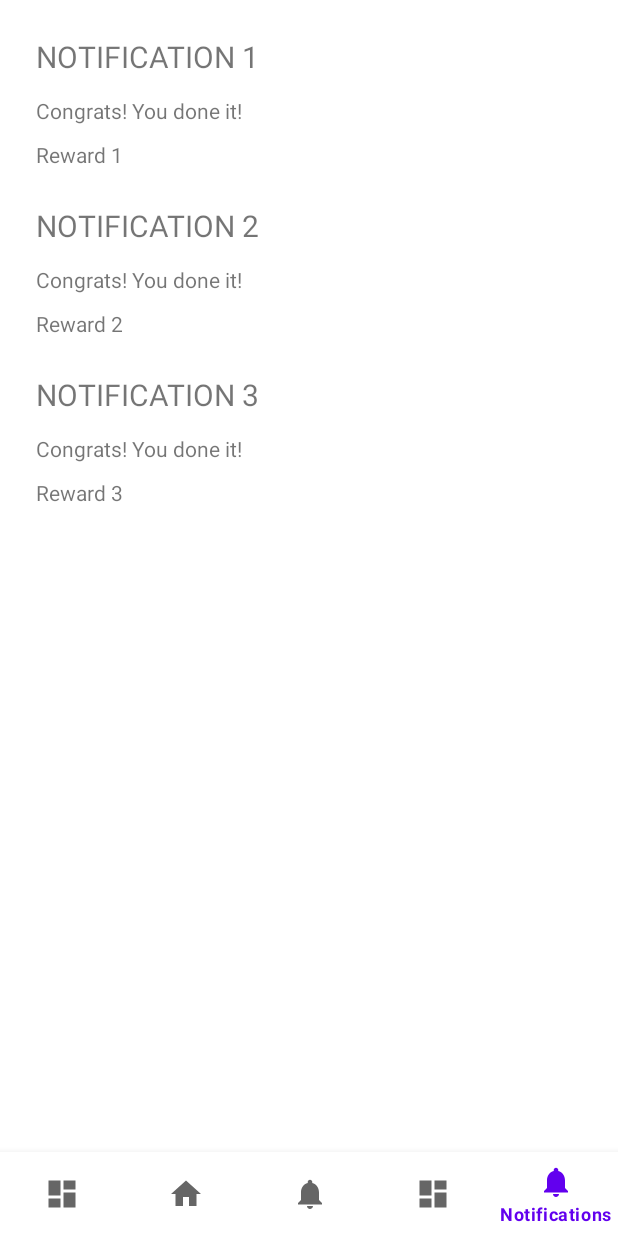
After one commit to Vaaragh/ma-2023-game, an Android app: the NotificationFragment screen opened through its navigation route, on a phone screen of 412 x 824 dp. The commit adds this screen. Run offline under Robolectric (Android 15) with nearby library versions, the phone set to English and light mode, and no system bars; our stand-ins replace navigation-ui.

Commit message:
feat: add notification fragment and navigation, some minor formating changes

```diff
--- a/app/src/main/java/game/slagalica/UserHomeActivity.java
+++ b/app/src/main/java/game/slagalica/UserHomeActivity.java
@@ -32,7 +32,9 @@ public class UserHomeActivity extends AppCompatActivity {
         BottomNavigationView navView = findViewById(R.id.nav_view);
 
         AppBarConfiguration appBarConfig = new AppBarConfiguration.Builder(
-                R.id.navigation_home, R.id.navigation_ranks, R.id.navigation_profile, R.id.navigation_friends).build();
+                R.id.navigation_home, R.id.navigation_ranks,
+                R.id.navigation_profile, R.id.navigation_friends,
+                R.id.navigation_notification).build();
 
         NavController navController = Navigation.findNavController(this, R.id.nav_host_fragment_user_home);
         NavigationUI.setupActionBarWithNavController(this, navController, appBarConfig);
--- /dev/null
+++ b/app/src/main/java/game/slagalica/userFragments/NotificationFragment.java
@@ -0,0 +1,23 @@
+package game.slagalica.userFragments;
+
+import android.os.Bundle;
+
+import androidx.fragment.app.Fragment;
+
+import android.view.LayoutInflater;
+import android.view.View;
+import android.view.ViewGroup;
+
+import game.slagalica.R;
+
+public class NotificationFragment extends Fragment {
+
+
+
+    @Override
+    public View onCreateView(LayoutInflater inflater, ViewGroup container, Bundle savedInstanceState) {
+        View rootView =inflater.inflate(R.layout.fragment_notification, container, false);
+
+        return rootView;
+    }
+}
--- a/app/src/main/res/layout/activity_game.xml
+++ b/app/src/main/res/layout/activity_game.xml
@@ -34,7 +34,7 @@
         android:layout_marginBottom="10dp"
         android:layout_width="@dimen/temp_nav_w"
         android:layout_height="@dimen/temp_nav"
-        android:text="next"
+        android:text="+"
         app:layout_constraintBottom_toBottomOf="parent"
         app:layout_constraintHorizontal_bias="0.5"
         app:layout_constraintStart_toStartOf="parent"
--- a/app/src/main/res/layout/fragment_conect.xml
+++ b/app/src/main/res/layout/fragment_conect.xml
@@ -14,7 +14,8 @@
         android:layout_height="@dimen/text_button_height"
         android:layout_marginTop="100dp"
         android:text="Term 1"
-        android:background="#CDB7EC"
+        android:background="@color/reveal"
+        android:textColor="@color/spoiler"
         android:gravity="center"
         app:layout_constraintEnd_toStartOf="@+id/answer_1"
         app:layout_constraintHorizontal_bias="0.5"
@@ -26,6 +27,8 @@
         android:layout_width="@dimen/text_button_width"
         android:layout_height="@dimen/text_button_height"
         android:text="Answer 1"
+        android:textColor="@color/spoiler"
+        android:backgroundTint="@color/reveal"
         app:layout_constraintEnd_toEndOf="parent"
         app:layout_constraintHorizontal_bias="0.5"
         app:layout_constraintStart_toEndOf="@+id/term_1"
@@ -37,7 +40,8 @@
         android:layout_height="@dimen/text_button_height"
         android:layout_marginTop="@dimen/tight_margin_btn"
         android:text="Term 2"
-        android:background="#CDB7EC"
+        android:background="@color/reveal"
+        android:textColor="@color/spoiler"
         android:gravity="center"
         app:layout_constraintEnd_toStartOf="@+id/answer_2"
         app:layout_constraintHorizontal_bias="0.5"
@@ -49,6 +53,8 @@
         android:layout_width="@dimen/text_button_width"
         android:layout_height="@dimen/text_button_height"
         android:text="Answer 2"
+        android:textColor="@color/spoiler"
+        android:backgroundTint="@color/reveal"
         app:layout_constraintEnd_toEndOf="parent"
         app:layout_constraintHorizontal_bias="0.5"
         app:layout_constraintStart_toEndOf="@+id/term_2"
@@ -60,7 +66,8 @@
         android:layout_height="@dimen/text_button_height"
         android:layout_marginTop="@dimen/tight_margin_btn"
         android:text="Term 3"
-        android:background="#CDB7EC"
+        android:background="@color/reveal"
+        android:textColor="@color/spoiler"
         android:gravity="center"
         app:layout_constraintEnd_toStartOf="@+id/answer_3"
         app:layout_constraintHorizontal_bias="0.5"
@@ -72,6 +79,8 @@
         android:layout_width="@dimen/text_button_width"
         android:layout_height="@dimen/text_button_height"
         android:text="Answer 3"
+        android:textColor="@color/spoiler"
+        android:backgroundTint="@color/reveal"
         app:layout_constraintEnd_toEndOf="parent"
         app:layout_constraintHorizontal_bias="0.5"
         app:layout_constraintStart_toEndOf="@+id/term_3"
@@ -83,7 +92,8 @@
         android:layout_height="@dimen/text_button_height"
         android:layout_marginTop="@dimen/tight_margin_btn"
         android:text="Term 4"
-        android:background="#CDB7EC"
+        android:background="@color/reveal"
+        android:textColor="@color/spoiler"
         android:gravity="center"
         app:layout_constraintEnd_toStartOf="@+id/answer_4"
         app:layout_constraintHorizontal_bias="0.5"
@@ -95,6 +105,8 @@
         android:layout_width="@dimen/text_button_width"
         android:layout_height="@dimen/text_button_height"
         android:text="Answer 4"
+        android:textColor="@color/spoiler"
+        android:backgroundTint="@color/reveal"
         app:layout_constraintEnd_toEndOf="parent"
         app:layout_constraintHorizontal_bias="0.5"
         app:layout_constraintStart_toEndOf="@+id/term_4"
@@ -106,7 +118,8 @@
         android:layout_height="@dimen/text_button_height"
         android:layout_marginTop="@dimen/tight_margin_btn"
         android:text="Term 5"
-        android:background="#CDB7EC"
+        android:background="@color/reveal"
+        android:textColor="@color/spoiler"
         android:gravity="center"
         app:layout_constraintEnd_toStartOf="@+id/answer_5"
         app:layout_constraintHorizontal_bias="0.5"
@@ -118,6 +131,8 @@
         android:layout_width="@dimen/text_button_width"
         android:layout_height="@dimen/text_button_height"
         android:text="Answer 5"
+        android:textColor="@color/spoiler"
+        android:backgroundTint="@color/reveal"
         app:layout_constraintEnd_toEndOf="parent"
         app:layout_constraintHorizontal_bias="0.5"
         app:layout_constraintStart_toEndOf="@+id/term_5"
--- /dev/null
+++ b/app/src/main/res/layout/fragment_notification.xml
@@ -0,0 +1,95 @@
+<?xml version="1.0" encoding="utf-8"?>
+<androidx.constraintlayout.widget.ConstraintLayout xmlns:android="http://schemas.android.com/apk/res/android"
+    xmlns:app="http://schemas.android.com/apk/res-auto"
+    xmlns:tools="http://schemas.android.com/tools"
+    android:id="@+id/frameLayout2"
+    android:layout_width="match_parent"
+    android:layout_height="match_parent"
+    tools:context=".userFragments.NotificationFragment" >
+
+    <TextView
+        android:id="@+id/title_1"
+        android:layout_width="@dimen/notif_w"
+        android:layout_height="@dimen/notif_h"
+        android:layout_marginStart="24dp"
+        android:layout_marginTop="24dp"
+        android:textSize="@dimen/notif_text"
+        android:text="NOTIFICATION 1"
+        app:layout_constraintStart_toStartOf="parent"
+        app:layout_constraintTop_toTopOf="parent" />
+
+    <TextView
+        android:id="@+id/message_1"
+        android:layout_width="wrap_content"
+        android:layout_height="wrap_content"
+        android:layout_marginTop="@dimen/notif_margin"
+        android:text="Congrats! You done it!"
+        app:layout_constraintStart_toStartOf="@+id/title_1"
+        app:layout_constraintTop_toBottomOf="@+id/title_1" />
+
+    <TextView
+        android:id="@+id/reward_1"
+        android:layout_width="wrap_content"
+        android:layout_height="wrap_content"
+        android:layout_marginTop="@dimen/notif_margin"
+        android:text="Reward 1"
+        app:layout_constraintStart_toStartOf="@+id/message_1"
+        app:layout_constraintTop_toBottomOf="@+id/message_1" />
+
+    <TextView
+        android:id="@+id/title_2"
+        android:layout_width="@dimen/notif_w"
+        android:layout_height="@dimen/notif_h"
+        android:layout_marginTop="24dp"
+        android:textSize="@dimen/notif_text"
+        android:text="NOTIFICATION 2"
+        app:layout_constraintStart_toStartOf="@+id/title_1"
+        app:layout_constraintTop_toBottomOf="@+id/reward_1" />
+
+    <TextView
+        android:id="@+id/message_2"
+        android:layout_width="wrap_content"
+        android:layout_height="wrap_content"
+        android:layout_marginTop="@dimen/notif_margin"
+        android:text="Congrats! You done it!"
+        app:layout_constraintStart_toStartOf="@+id/title_2"
+        app:layout_constraintTop_toBottomOf="@+id/title_2" />
+
+    <TextView
+        android:id="@+id/reward_2"
+        android:layout_width="wrap_content"
+        android:layout_height="wrap_content"
+        android:layout_marginTop="@dimen/notif_margin"
+        android:text="Reward 2"
+        app:layout_constraintStart_toStartOf="@+id/message_2"
+        app:layout_constraintTop_toBottomOf="@+id/message_2" />
+
+    <TextView
+        android:id="@+id/title_3"
+        android:layout_width="@dimen/notif_w"
+        android:layout_height="@dimen/notif_h"
+        android:layout_marginTop="24dp"
+        android:textSize="@dimen/notif_text"
+        android:text="NOTIFICATION 3"
+        app:layout_constraintStart_toStartOf="@+id/title_2"
+        app:layout_constraintTop_toBottomOf="@+id/reward_2" />
+
+    <TextView
+        android:id="@+id/message_3"
+        android:layout_width="wrap_content"
+        android:layout_height="wrap_content"
+        android:layout_marginTop="@dimen/notif_margin"
+        android:text="Congrats! You done it!"
+        app:layout_constraintStart_toStartOf="@+id/title_3"
+        app:layout_constraintTop_toBottomOf="@+id/title_3" />
+
+    <TextView
+        android:id="@+id/reward_3"
+        android:layout_width="wrap_content"
+        android:layout_height="wrap_content"
+        android:layout_marginTop="@dimen/notif_margin"
+        android:text="Reward 3"
+        app:layout_constraintStart_toStartOf="@+id/message_3"
+        app:layout_constraintTop_toBottomOf="@+id/message_3" />
+
+</androidx.constraintlayout.widget.ConstraintLayout>
--- a/app/src/main/res/layout/fragment_question.xml
+++ b/app/src/main/res/layout/fragment_question.xml
@@ -26,6 +26,8 @@
         android:layout_height="wrap_content"
         android:layout_marginTop="@dimen/header_margin"
         android:text="Answer 1"
+        android:textColor="@color/spoiler"
+        android:backgroundTint="@color/reveal"
         app:layout_constraintEnd_toEndOf="parent"
         app:layout_constraintHorizontal_bias="0.5"
         app:layout_constraintStart_toStartOf="parent"
@@ -37,6 +39,8 @@
         android:layout_height="wrap_content"
         android:layout_marginTop="@dimen/tight_margin_btn"
         android:text="Answer 1"
+        android:textColor="@color/spoiler"
+        android:backgroundTint="@color/reveal"
         app:layout_constraintEnd_toEndOf="parent"
         app:layout_constraintHorizontal_bias="0.5"
         app:layout_constraintStart_toStartOf="parent"
@@ -48,6 +52,8 @@
         android:layout_height="wrap_content"
         android:layout_marginTop="@dimen/tight_margin_btn"
         android:text="Answer 1"
+        android:textColor="@color/spoiler"
+        android:backgroundTint="@color/reveal"
         app:layout_constraintEnd_toEndOf="parent"
         app:layout_constraintHorizontal_bias="0.5"
         app:layout_constraintStart_toStartOf="parent"
@@ -59,6 +65,8 @@
         android:layout_height="wrap_content"
         android:layout_marginTop="@dimen/tight_margin_btn"
         android:text="Answer 1"
+        android:textColor="@color/spoiler"
+        android:backgroundTint="@color/reveal"
         app:layout_constraintEnd_toEndOf="parent"
         app:layout_constraintHorizontal_bias="0.5"
         app:layout_constraintStart_toStartOf="parent"
--- a/app/src/main/res/menu/bottom_nav_menu.xml
+++ b/app/src/main/res/menu/bottom_nav_menu.xml
@@ -20,4 +20,9 @@
         android:icon="@drawable/ic_dashboard_black_24dp"
         android:title="Friends"/>
 
+    <item
+        android:id="@+id/navigation_notification"
+        android:icon="@drawable/ic_notifications_black_24dp"
+        android:title="Notifications" />
+
 </menu>
--- a/app/src/main/res/navigation/mobile_navigation.xml
+++ b/app/src/main/res/navigation/mobile_navigation.xml
@@ -29,4 +29,10 @@
         android:label="Friends"
         tools:layout="@layout/fragment_friends"/>
 
+    <fragment
+        android:id="@+id/navigation_notification"
+        android:name="game.slagalica.userFragments.NotificationFragment"
+        android:label="Notifications"
+        tools:layout="@layout/fragment_notification"/>
+
 </navigation>
--- a/app/src/main/res/values/colors.xml
+++ b/app/src/main/res/values/colors.xml
@@ -8,5 +8,5 @@
     <color name="black">#FF000000</color>
     <color name="white">#FFFFFFFF</color>
     <color name="spoiler">#3700B3</color>
-    <color name="reveal">#E3E0EA</color>
+    <color name="reveal">#CDB7EC</color>
 </resources>
--- a/app/src/main/res/values/dimens.xml
+++ b/app/src/main/res/values/dimens.xml
@@ -24,4 +24,9 @@
     <dimen name="temp_nav">48dp</dimen>
     <dimen name="temp_nav_w">50dp</dimen>
 
+    <dimen name="notif_w">200dp</dimen>
+    <dimen name="notif_h">30dp</dimen>
+    <dimen name="notif_text">20dp</dimen>
+    <dimen name="notif_margin">10dp</dimen>
+
 </resources>
```
